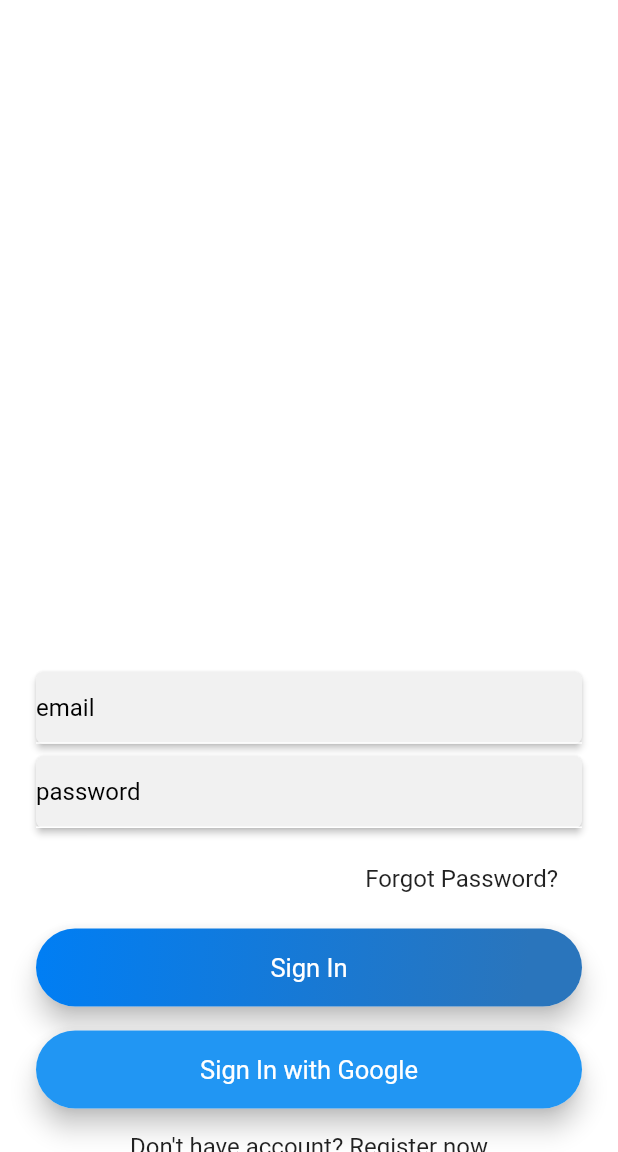
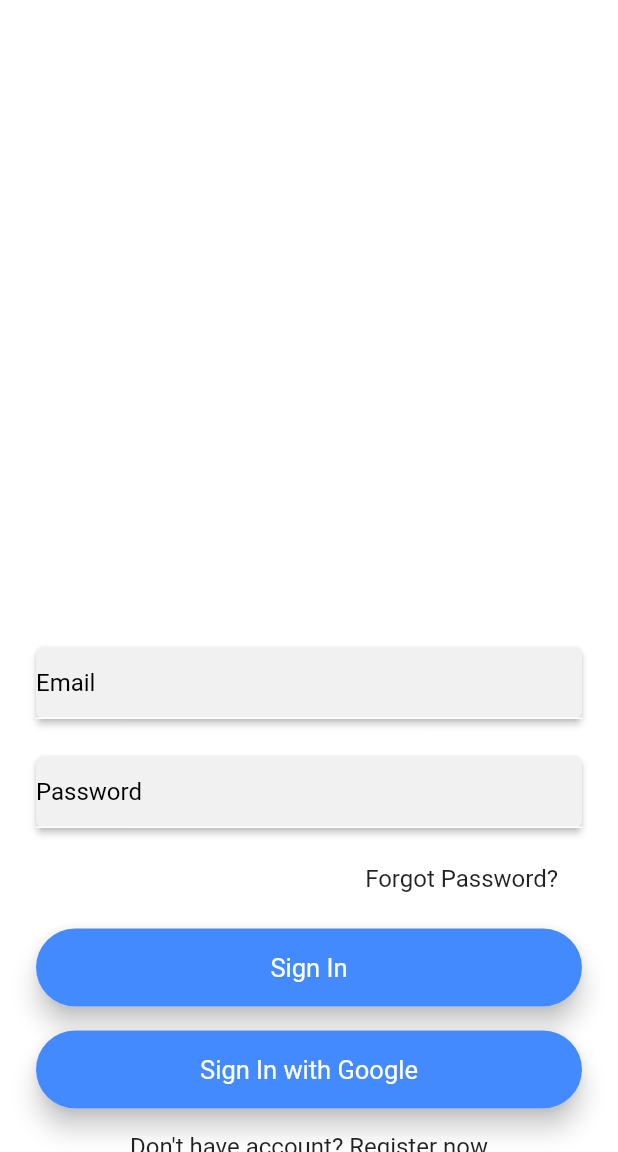
Before and after one commit to vinay7722/Flutter-Chataniac, a Flutter app: the screen it shows after launch, on a phone screen of 412 x 824 dp, the part 84-1236 px from its top. Run offline on Flutter 3.47's test engine with Material 2 defaults, Android fonts, the light colour scheme and no system bars; our stand-ins replace cloud_firestore, firebase_auth, firebase_core, google_sign_in, pinput, shared_preferences; missing offline and left inert: cloud_firestore_web, firebase_auth_web, firebase_core_web, google_sign_in_web, shared_preferences_web; accounts and stored records are empty; Roboto replaces fonts that are missing (OverpassRegular).

Commit message:
space and colors change

```diff
--- a/lib/views/signin.dart
+++ b/lib/views/signin.dart
@@ -103,11 +103,11 @@ class _SignInState extends State<SignIn> {
                                 },
                                 controller: emailEditingController,
                                 style: simpleTextStyle(),
-                                decoration: textFieldInputDecoration("email"),
+                                decoration: textFieldInputDecoration("Email"),
                               ),
                             ),
                           ),
-                          SizedBox(height: height * 0.01),
+                          SizedBox(height: height * 0.03),
                           Material(
                             elevation: 2.0,
                             borderRadius: BorderRadius.circular(5),
@@ -125,7 +125,7 @@ class _SignInState extends State<SignIn> {
                                 },
                                 style: simpleTextStyle(),
                                 controller: passwordEditingController,
-                                decoration: textFieldInputDecoration("password"),
+                                decoration: textFieldInputDecoration("Password"),
                               ),
                             ),
                           ),
@@ -169,11 +169,7 @@ class _SignInState extends State<SignIn> {
                           padding: EdgeInsets.symmetric(vertical: 16),
                           decoration: BoxDecoration(
                               borderRadius: BorderRadius.circular(30),//const Color(0xff007EF4) const Color(0xff2A75BC)
-                              gradient :LinearGradient(
-                                begin: Alignment.topLeft,
-                                end:Alignment(0.8, 0.0),
-                                colors :[Color(0xff007EF4),Color(0xff2A75BC)],
-                              )
+                              color: Colors.blueAccent
                           ),
                           width: MediaQuery.of(context).size.width,
                           child: Text(
@@ -195,7 +191,7 @@ class _SignInState extends State<SignIn> {
                         padding: EdgeInsets.symmetric(vertical: 16),
                         decoration: BoxDecoration(
                             borderRadius: BorderRadius.circular(30),
-                            color: Colors.blue),
+                            color: Colors.blueAccent),
                         width: MediaQuery.of(context).size.width,
                         child: Text(
                           "Sign In with Google",
```
